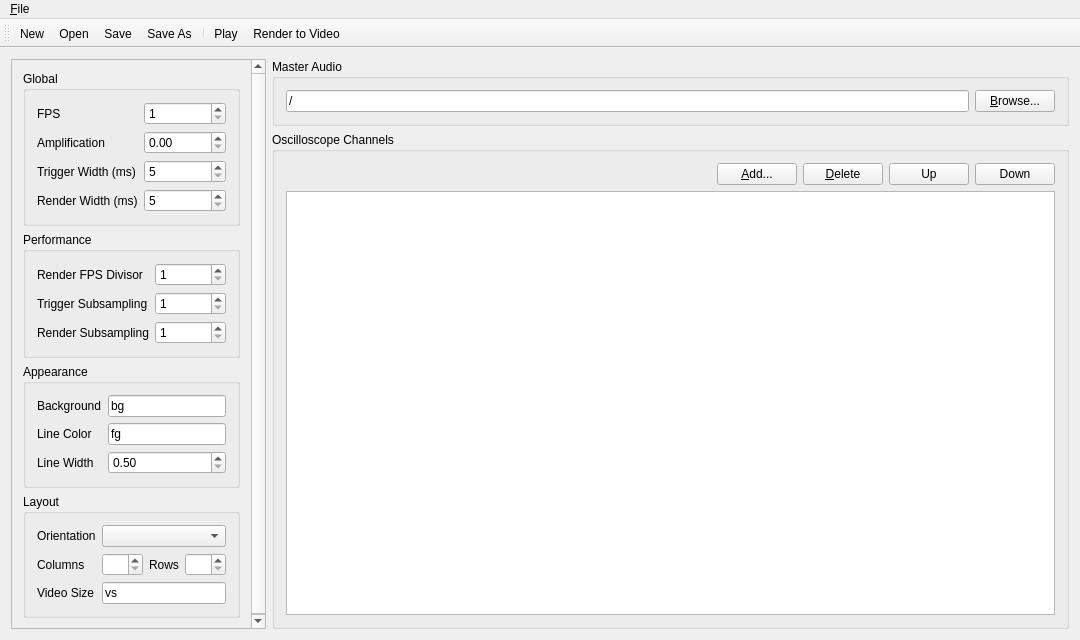
Qt form ovgenpy/gui/mainwindow.ui (corrscope/corrscope) before a commit.
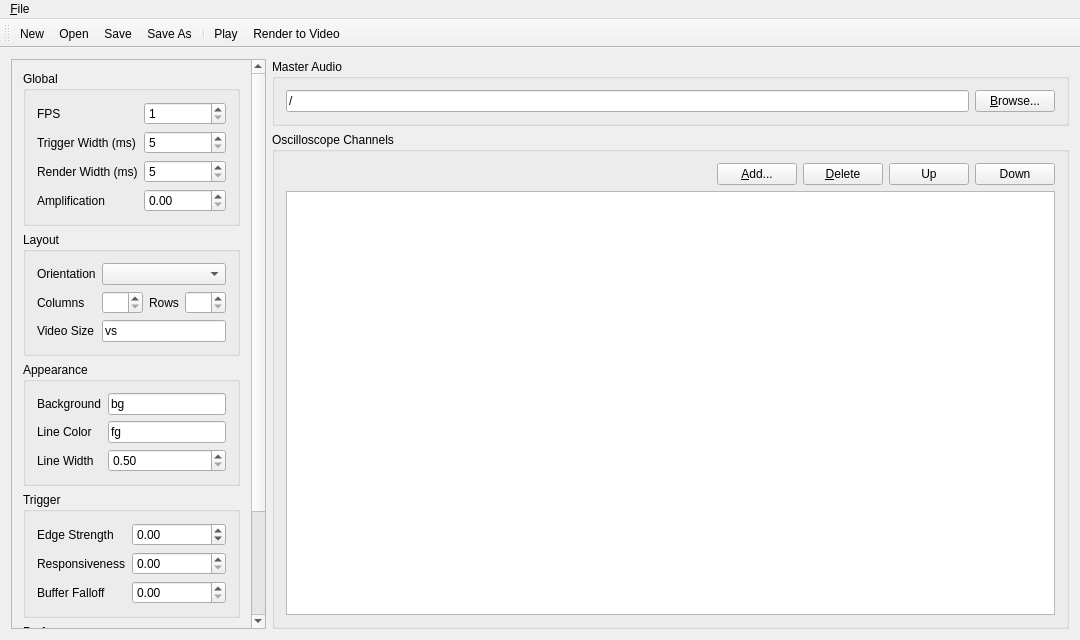
The same form after that commit. Custom widgets are drawn as their Qt base class.

Commit message:
[ui] Reorganize sidebar (like sidwizplus), add global trigger config
- Move performance group to bottom.

Patch:
```diff
--- a/ovgenpy/gui/mainwindow.ui
+++ b/ovgenpy/gui/mainwindow.ui
@@ -67,27 +67,13 @@
             </widget>
            </item>
            <item row="1" column="0">
-            <widget class="QLabel" name="amplificationL">
-             <property name="text">
-              <string>Amplification</string>
-             </property>
-            </widget>
-           </item>
-           <item row="1" column="1">
-            <widget class="BoundDoubleSpinBox" name="amplification">
-             <property name="singleStep">
-              <double>0.100000000000000</double>
-             </property>
-            </widget>
-           </item>
-           <item row="2" column="0">
             <widget class="QLabel" name="trigger_msL">
              <property name="text">
               <string>Trigger Width (ms)</string>
              </property>
             </widget>
            </item>
-           <item row="2" column="1">
+           <item row="1" column="1">
             <widget class="BoundSpinBox" name="trigger_ms">
              <property name="minimum">
               <number>5</number>
@@ -97,14 +83,14 @@
              </property>
             </widget>
            </item>
-           <item row="3" column="0">
+           <item row="2" column="0">
             <widget class="QLabel" name="render_msL">
              <property name="text">
               <string>Render Width (ms)</string>
              </property>
             </widget>
            </item>
-           <item row="3" column="1">
+           <item row="2" column="1">
             <widget class="BoundSpinBox" name="render_ms">
              <property name="minimum">
               <number>5</number>
@@ -114,106 +100,15 @@
              </property>
             </widget>
            </item>
-          </layout>
-         </widget>
-        </item>
-        <item>
-         <widget class="QGroupBox" name="optionChannel">
-          <property name="title">
-           <string>Performance</string>
-          </property>
-          <layout class="QFormLayout" name="formLayout_3">
-           <item row="0" column="0">
-            <widget class="QLabel" name="render_subfpsL">
+           <item row="3" column="0">
+            <widget class="QLabel" name="amplificationL">
              <property name="text">
-              <string>Render FPS Divisor</string>
+              <string>Amplification</string>
              </property>
             </widget>
            </item>
-           <item row="0" column="1">
-            <widget class="BoundSpinBox" name="render_subfps">
-             <property name="minimum">
-              <number>1</number>
-             </property>
-            </widget>
-           </item>
-           <item row="1" column="0">
-            <widget class="QLabel" name="trigger_subsamplingL">
-             <property name="text">
-              <string>Trigger Subsampling</string>
-             </property>
-            </widget>
-           </item>
-           <item row="1" column="1">
-            <widget class="BoundSpinBox" name="trigger_subsampling">
-             <property name="minimum">
-              <number>1</number>
-             </property>
-            </widget>
-           </item>
-           <item row="2" column="0">
-            <widget class="QLabel" name="render_subsamplingL">
-             <property name="text">
-              <string>Render Subsampling</string>
-             </property>
-            </widget>
-           </item>
-           <item row="2" column="1">
-            <widget class="BoundSpinBox" name="render_subsampling">
-             <property name="minimum">
-              <number>1</number>
-             </property>
-            </widget>
-           </item>
-          </layout>
-         </widget>
-        </item>
-        <item>
-         <widget class="QGroupBox" name="optionAppear">
-          <property name="title">
-           <string>Appearance</string>
-          </property>
-          <layout class="QFormLayout" name="formLayout_4">
-           <item row="0" column="0">
-            <widget class="QLabel" name="render__bg_colorL">
-             <property name="text">
-              <string>Background</string>
-             </property>
-            </widget>
-           </item>
-           <item row="0" column="1">
-            <widget class="BoundLineEdit" name="render__bg_color">
-             <property name="text">
-              <string>bg</string>
-             </property>
-            </widget>
-           </item>
-           <item row="1" column="0">
-            <widget class="QLabel" name="render__init_line_colorL">
-             <property name="text">
-              <string>Line Color</string>
-             </property>
-            </widget>
-           </item>
-           <item row="1" column="1">
-            <widget class="BoundLineEdit" name="render__init_line_color">
-             <property name="text">
-              <string>fg</string>
-             </property>
-            </widget>
-           </item>
-           <item row="2" column="0">
-            <widget class="QLabel" name="render__line_widthL">
-             <property name="text">
-              <string>Line Width</string>
-             </property>
-            </widget>
-           </item>
-           <item row="2" column="1">
-            <widget class="BoundDoubleSpinBox" name="render__line_width">
-             <property name="minimum">
-              <double>0.500000000000000</double>
-             </property>
+           <item row="3" column="1">
+            <widget class="BoundDoubleSpinBox" name="amplification">
              <property name="singleStep">
               <double>0.500000000000000</double>
              </property>
@@ -287,6 +182,165 @@
           </layout>
          </widget>
         </item>
+        <item>
+         <widget class="QGroupBox" name="optionAppear">
+          <property name="title">
+           <string>Appearance</string>
+          </property>
+          <layout class="QFormLayout" name="formLayout_4">
+           <item row="0" column="0">
+            <widget class="QLabel" name="render__bg_colorL">
+             <property name="text">
+              <string>Background</string>
+             </property>
+            </widget>
+           </item>
+           <item row="0" column="1">
+            <widget class="BoundLineEdit" name="render__bg_color">
+             <property name="text">
+              <string>bg</string>
+             </property>
+            </widget>
+           </item>
+           <item row="1" column="0">
+            <widget class="QLabel" name="render__init_line_colorL">
+             <property name="text">
+              <string>Line Color</string>
+             </property>
+            </widget>
+           </item>
+           <item row="1" column="1">
+            <widget class="BoundLineEdit" name="render__init_line_color">
+             <property name="text">
+              <string>fg</string>
+             </property>
+            </widget>
+           </item>
+           <item row="2" column="0">
+            <widget class="QLabel" name="render__line_widthL">
+             <property name="text">
+              <string>Line Width</string>
+             </property>
+            </widget>
+           </item>
+           <item row="2" column="1">
+            <widget class="BoundDoubleSpinBox" name="render__line_width">
+             <property name="minimum">
+              <double>0.500000000000000</double>
+             </property>
+             <property name="singleStep">
+              <double>0.500000000000000</double>
+             </property>
+            </widget>
+           </item>
+          </layout>
+         </widget>
+        </item>
+        <item>
+         <widget class="QGroupBox" name="optionAudio">
+          <property name="title">
+           <string>Trigger</string>
+          </property>
+          <layout class="QFormLayout" name="formLayout_5">
+           <item row="0" column="0">
+            <widget class="QLabel" name="trigger__edge_strengthL">
+             <property name="text">
+              <string>Edge Strength</string>
+             </property>
+            </widget>
+           </item>
+           <item row="0" column="1">
+            <widget class="BoundDoubleSpinBox" name="trigger__edge_strength">
+             <property name="minimum">
+              <double>-99.000000000000000</double>
+             </property>
+            </widget>
+           </item>
+           <item row="1" column="0">
+            <widget class="QLabel" name="trigger__responsivenessL">
+             <property name="text">
+              <string>Responsiveness</string>
+             </property>
+            </widget>
+           </item>
+           <item row="1" column="1">
+            <widget class="BoundDoubleSpinBox" name="trigger__responsiveness">
+             <property name="maximum">
+              <double>1.000000000000000</double>
+             </property>
+             <property name="singleStep">
+              <double>0.100000000000000</double>
+             </property>
+            </widget>
+           </item>
+           <item row="2" column="0">
+            <widget class="QLabel" name="trigger__buffer_falloffL">
+             <property name="text">
+              <string>Buffer Falloff</string>
+             </property>
+            </widget>
+           </item>
+           <item row="2" column="1">
+            <widget class="BoundDoubleSpinBox" name="trigger__buffer_falloff">
+             <property name="singleStep">
+              <double>0.500000000000000</double>
+             </property>
+            </widget>
+           </item>
+          </layout>
+         </widget>
+        </item>
+        <item>
+         <widget class="QGroupBox" name="optionChannel">
+          <property name="title">
+           <string>Performance</string>
+          </property>
+          <layout class="QFormLayout" name="formLayout_3">
+           <item row="0" column="0">
+            <widget class="QLabel" name="render_subfpsL">
+             <property name="text">
+              <string>Render FPS Divisor</string>
+             </property>
+            </widget>
+           </item>
+           <item row="0" column="1">
+            <widget class="BoundSpinBox" name="render_subfps">
+             <property name="minimum">
+              <number>1</number>
+             </property>
+            </widget>
+           </item>
+           <item row="1" column="0">
+            <widget class="QLabel" name="trigger_subsamplingL">
+             <property name="text">
+              <string>Trigger Subsampling</string>
+             </property>
+            </widget>
+           </item>
+           <item row="1" column="1">
+            <widget class="BoundSpinBox" name="trigger_subsampling">
+             <property name="minimum">
+              <number>1</number>
+             </property>
+            </widget>
+           </item>
+           <item row="2" column="0">
+            <widget class="QLabel" name="render_subsamplingL">
+             <property name="text">
+              <string>Render Subsampling</string>
+             </property>
+            </widget>
+           </item>
+           <item row="2" column="1">
+            <widget class="BoundSpinBox" name="render_subsampling">
+             <property name="minimum">
+              <number>1</number>
+             </property>
+            </widget>
+           </item>
+          </layout>
+         </widget>
+        </item>
        </layout>
       </widget>
      </widget>
```
Left out of the diff: 2 changed lines with no effect on the pictures.
